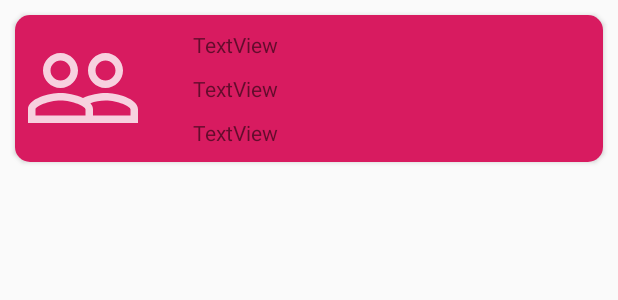
After one commit to kuldeepbamrah/Group6_F2019_MAD3125_FP, an Android app: the layout employee_detail_cell.xml on its own in the app's theme, with its tools: preview values and no code run, on a phone screen of 412 x 824 dp. The commit adds this screen. Shown: the top 300 px of the screen. Run offline under Robolectric (Android 15) with nearby library versions, the phone set to English and light mode, and no system bars.

Commit message:
adding Recycler view

```diff
--- a/app/build.gradle
+++ b/app/build.gradle
@@ -25,9 +25,9 @@ dependencies {
     implementation 'androidx.legacy:legacy-support-v4:1.0.0'
     implementation 'com.google.android.material:material:1.0.0'
     implementation 'androidx.constraintlayout:constraintlayout:1.1.3'
-    implementation 'androidx.navigation:navigation-fragment:2.0.0'
-    implementation 'androidx.navigation:navigation-ui:2.0.0'
-    implementation 'androidx.lifecycle:lifecycle-extensions:2.0.0'
+    implementation 'androidx.navigation:navigation-fragment:2.1.0'
+    implementation 'androidx.navigation:navigation-ui:2.1.0'
+    implementation 'androidx.lifecycle:lifecycle-extensions:2.1.0'
     testImplementation 'junit:junit:4.12'
     androidTestImplementation 'androidx.test.ext:junit:1.1.1'
     androidTestImplementation 'androidx.test.espresso:espresso-core:3.2.0'
--- /dev/null
+++ b/app/src/main/res/layout/employee_detail_cell.xml
@@ -0,0 +1,104 @@
+<?xml version="1.0" encoding="utf-8"?>
+<LinearLayout xmlns:android="http://schemas.android.com/apk/res/android"
+    xmlns:app="http://schemas.android.com/apk/res-auto"
+    xmlns:tools="http://schemas.android.com/tools"
+    android:id="@+id/customCell"
+
+    android:outlineSpotShadowColor="@android:color/background_dark"
+    android:layout_width="match_parent"
+    android:layout_height="wrap_content"
+    android:orientation="horizontal">
+
+
+    <androidx.cardview.widget.CardView
+        android:id="@+id/newcard"
+        app:cardCornerRadius="10dp"
+        android:layout_margin="10dp"
+        app:cardElevation="@dimen/cardview_default_radius"
+        android:layout_width="match_parent"
+        android:layout_height="wrap_content">
+        <LinearLayout
+            android:layout_width="match_parent"
+            android:layout_height="wrap_content"
+            android:orientation="vertical">
+
+
+            <LinearLayout
+                android:orientation="horizontal"
+                android:layout_width="match_parent"
+                android:layout_height="wrap_content"
+                android:background="@color/colorAccent"
+                >
+
+
+                <ImageView
+                    android:layout_margin="5dp"
+                    android:id="@+id/imageView"
+                    android:layout_width="80dp"
+                    android:layout_height="80dp"
+                    android:layout_gravity="center_vertical"
+                    android:src="@drawable/ic_action_listemp"/>
+
+                <LinearLayout
+                    android:gravity="center_vertical"
+                    android:orientation="vertical"
+                    android:layout_marginLeft="20dp"
+                    android:layout_width="match_parent"
+                    android:layout_height="wrap_content"
+                    >
+                    <TextView
+                        android:id="@+id/textView3"
+                        android:layout_width="wrap_content"
+                        android:layout_height="wrap_content"
+                        android:layout_marginStart="8dp"
+                        android:layout_marginEnd="8dp"
+                        android:text="TextView"
+                        android:layout_marginTop="10dp"
+                        android:layout_marginBottom="10dp" />
+
+                    <TextView
+                        android:id="@+id/textView2"
+                        android:layout_width="wrap_content"
+                        android:layout_height="wrap_content"
+                        android:layout_marginStart="8dp"
+                        android:layout_marginEnd="8dp"
+                        android:text="TextView"
+                        app:layout_constraintBottom_toBottomOf="parent"
+                        app:layout_constraintEnd_toEndOf="parent"
+                        app:layout_constraintStart_toEndOf="@+id/imageView"
+                        app:layout_constraintTop_toTopOf="parent"
+                        app:layout_constraintVertical_bias="0.302"
+                        android:layout_marginBottom="10dp"/>
+
+
+                    <TextView
+                        android:id="@+id/textView5"
+                        android:layout_width="wrap_content"
+                        android:layout_height="wrap_content"
+                        android:layout_marginStart="8dp"
+                        android:layout_marginEnd="8dp"
+                        android:text="TextView"
+                        app:layout_constraintBottom_toBottomOf="parent"
+                        app:layout_constraintEnd_toEndOf="parent"
+                        app:layout_constraintStart_toEndOf="@+id/imageView"
+                        app:layout_constraintTop_toTopOf="parent"
+                        app:layout_constraintVertical_bias="0.302"
+                        android:layout_marginBottom="10dp"/>
+
+                </LinearLayout>
+
+
+
+            </LinearLayout>
+
+
+        </LinearLayout>
+
+
+    </androidx.cardview.widget.CardView>
+
+
+
+
+
+</LinearLayout>
--- a/app/src/main/res/navigation/mobile_navigation.xml
+++ b/app/src/main/res/navigation/mobile_navigation.xml
@@ -14,13 +14,13 @@
     <fragment
         android:id="@+id/nav_gallery"
         android:name="com.example.group6_f2019_mad3125_fp.ui.gallery.GalleryFragment"
-        android:label="@string/menu_listemp"
+        android:label="@string/menu_employyelist"
         tools:layout="@layout/fragment_employeelist" />
 
     <fragment
         android:id="@+id/nav_slideshow"
         android:name="com.example.group6_f2019_mad3125_fp.ui.slideshow.SlideshowFragment"
-        android:label="@string/menu_slideshow"
+        android:label="@string/menu_addemployee"
         tools:layout="@layout/fragment_addemployee" />
 
     <fragment
```
Also changed, not shown: app/src/main/java/com/example/group6_f2019_mad3125_fp/ui/gallery/GalleryFragment.java (+12 -13 lines), app/src/main/res/drawable-anydpi/ic_action_home.xml (added, +11 -0 lines), app/src/main/res/layout/fragment_employeelist.xml (+5 -8 lines).
